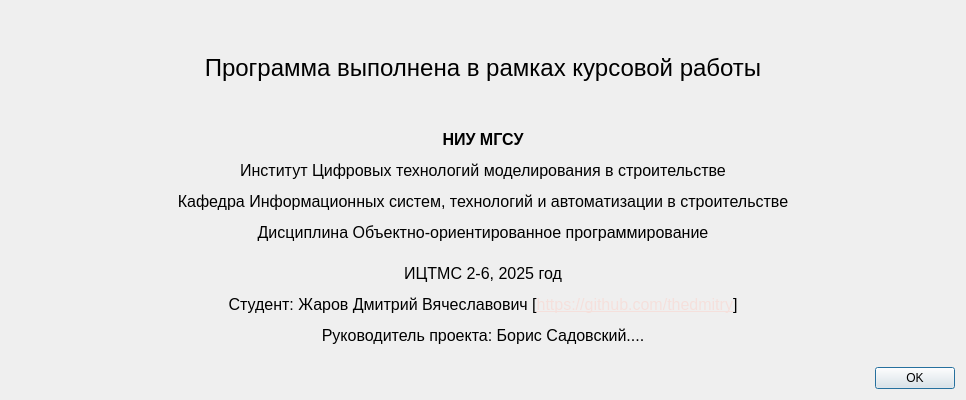
Above: views/dialogs/authordialog.ui from TheDmitry/CS206-OOP-Application before the change. Below: the same form after it.
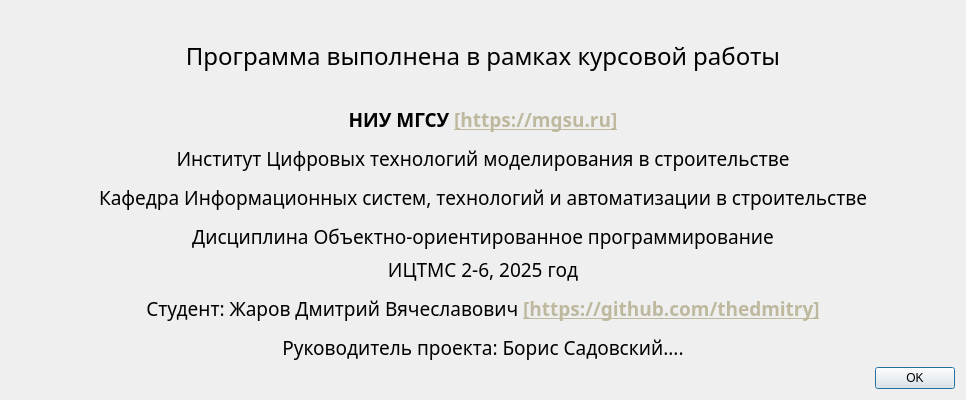
That is the form after the change. Icons and pictures are not drawn.

What changed in the file:
```diff
--- a/views/dialogs/authordialog.ui
+++ b/views/dialogs/authordialog.ui
@@ -39,6 +39,7 @@
      </property>
      <property name="font">
       <font>
+       <family>Fira Code</family>
        <pointsize>18</pointsize>
       </font>
      </property>
@@ -54,7 +55,8 @@
     <widget class="QLabel" name="label_2">
      <property name="font">
       <font>
-       <pointsize>12</pointsize>
+       <family>Fira Code</family>
+       <pointsize>14</pointsize>
       </font>
      </property>
      <property name="contextMenuPolicy">
@@ -67,7 +69,17 @@
       <number>2</number>
      </property>
      <property name="text">
-      <string>&lt;html&gt;&lt;head/&gt;&lt;body&gt;&lt;p&gt;&lt;span style=&quot; font-weight:700;&quot;&gt;НИУ МГСУ&lt;/span&gt;&lt;/p&gt;&lt;p&gt;Институт Цифровых технологий моделирования в строительстве&lt;/p&gt;&lt;p&gt;Кафедра Информационных систем, технологий и автоматизации в строительстве&lt;/p&gt;&lt;p&gt;Дисциплина Объектно-ориентированное программирование&lt;/p&gt;&lt;/body&gt;&lt;/html&gt;</string>
+      <string>&lt;!DOCTYPE HTML PUBLIC &quot;-//W3C//DTD HTML 4.0//EN&quot; &quot;http://www.w3.org/TR/REC-html40/strict.dtd&quot;&gt;
+&lt;html&gt;&lt;head&gt;&lt;meta name=&quot;qrichtext&quot; content=&quot;1&quot; /&gt;&lt;meta charset=&quot;utf-8&quot; /&gt;&lt;style type=&quot;text/css&quot;&gt;
+p, li { white-space: pre-wrap; }
+hr { height: 1px; border-width: 0; }
+li.unchecked::marker { content: &quot;\2610&quot;; }
+li.checked::marker { content: &quot;\2612&quot;; }
+&lt;/style&gt;&lt;/head&gt;&lt;body style=&quot; font-family:'Fira Code'; font-size:14pt; font-weight:400; font-style:normal;&quot;&gt;
+&lt;p style=&quot; margin-top:12px; margin-bottom:12px; margin-left:0px; margin-right:0px; -qt-block-indent:0; text-indent:0px;&quot;&gt;&lt;span style=&quot; font-weight:700;&quot;&gt;НИУ МГСУ &lt;/span&gt;&lt;a href=&quot;https://mgsu.ru&quot;&gt;&lt;span style=&quot; font-weight:700; text-decoration: underline; color:#beb99e;&quot;&gt;[https://mgsu.ru]&lt;/span&gt;&lt;/a&gt;&lt;/p&gt;
+&lt;p style=&quot; margin-top:12px; margin-bottom:12px; margin-left:0px; margin-right:0px; -qt-block-indent:0; text-indent:0px;&quot;&gt;Институт Цифровых технологий моделирования в строительстве&lt;/p&gt;
+&lt;p style=&quot; margin-top:12px; margin-bottom:12px; margin-left:0px; margin-right:0px; -qt-block-indent:0; text-indent:0px;&quot;&gt;Кафедра Информационных систем, технологий и автоматизации в строительстве&lt;/p&gt;
+&lt;p style=&quot; margin-top:12px; margin-bottom:12px; margin-left:0px; margin-right:0px; -qt-block-indent:0; text-indent:0px;&quot;&gt;Дисциплина Объектно-ориентированное программирование&lt;/p&gt;&lt;/body&gt;&lt;/html&gt;</string>
      </property>
      <property name="textFormat">
       <enum>Qt::TextFormat::MarkdownText</enum>
@@ -87,11 +99,12 @@
     <widget class="QLabel" name="label_3">
      <property name="font">
       <font>
-       <pointsize>12</pointsize>
+       <family>Fira Code</family>
+       <pointsize>14</pointsize>
       </font>
      </property>
      <property name="text">
-      <string>&lt;html&gt;&lt;head/&gt;&lt;body&gt;&lt;p&gt;ИЦТМС 2-6, 2025 год&lt;/p&gt;&lt;p&gt;Студент: Жаров Дмитрий Вячеславович [&lt;a href=&quot;https://github.com/thedmitry&quot;&gt;&lt;span style=&quot; text-decoration: underline; color:#f5e0dc;&quot;&gt;https://github.com/thedmitry&lt;/span&gt;&lt;/a&gt;]&lt;/p&gt;&lt;p&gt;Руководитель проекта: Борис Садовский....&lt;/p&gt;&lt;/body&gt;&lt;/html&gt;</string>
+      <string>&lt;html&gt;&lt;head/&gt;&lt;body&gt;&lt;p&gt;ИЦТМС 2-6, 2025 год&lt;/p&gt;&lt;p&gt;Студент: Жаров Дмитрий Вячеславович &lt;a href=&quot;https://github.com/thedmitry&quot;&gt;&lt;span style=&quot; font-weight:700; text-decoration: underline; color:#beb99e;&quot;&gt;[https://github.com/thedmitry]&lt;/span&gt;&lt;/a&gt;&lt;/p&gt;&lt;p&gt;Руководитель проекта: Борис Садовский....&lt;/p&gt;&lt;/body&gt;&lt;/html&gt;</string>
      </property>
      <property name="textFormat">
       <enum>Qt::TextFormat::RichText</enum>
```
